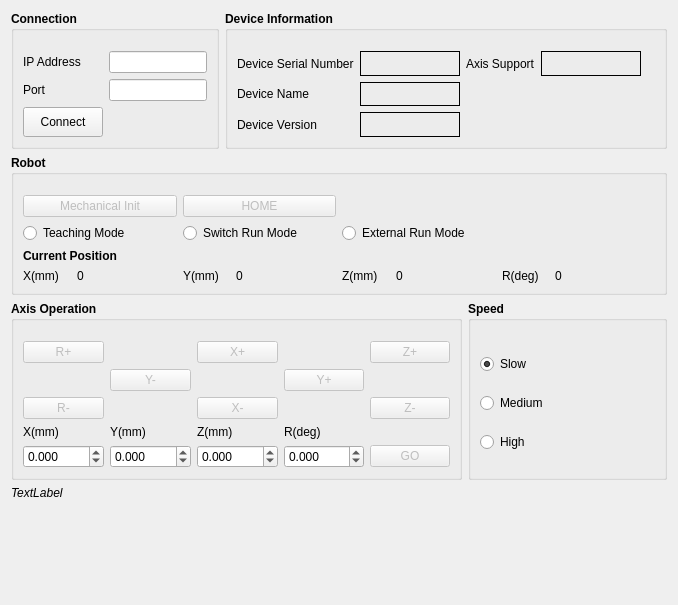
This is MetaCommLib/janome/src/JanomeControlForm.ui in metavisionvn/MetaCommunicationLib as Qt 5 draws it before an edit. The edited form follows.
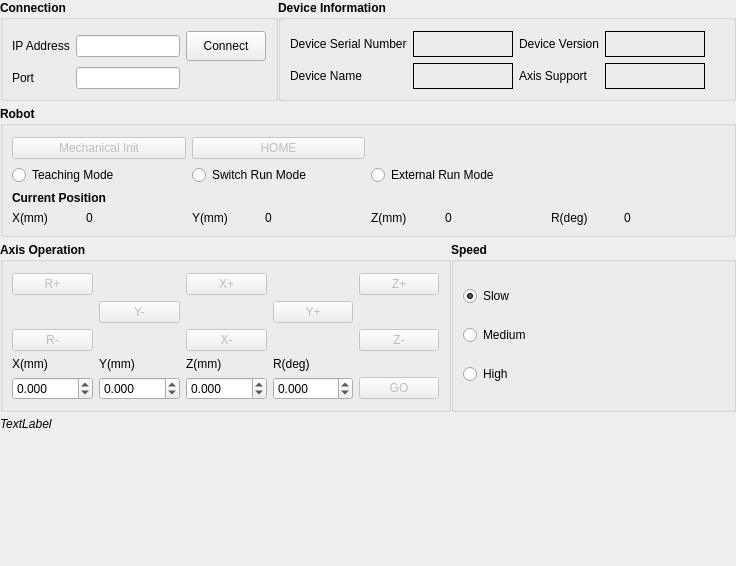
This is the edited form.

The edit to the form file:
```diff
--- a/MetaCommLib/janome/src/JanomeControlForm.ui
+++ b/MetaCommLib/janome/src/JanomeControlForm.ui
@@ -6,14 +6,32 @@
    <rect>
     <x>0</x>
     <y>0</y>
-    <width>678</width>
-    <height>605</height>
+    <width>736</width>
+    <height>566</height>
    </rect>
   </property>
   <property name="windowTitle">
    <string>Form</string>
   </property>
   <layout class="QGridLayout" name="gridLayout_6">
+   <property name="leftMargin">
+    <number>0</number>
+   </property>
+   <property name="topMargin">
+    <number>0</number>
+   </property>
+   <property name="rightMargin">
+    <number>0</number>
+   </property>
+   <property name="bottomMargin">
+    <number>0</number>
+   </property>
+   <property name="horizontalSpacing">
+    <number>7</number>
+   </property>
+   <property name="verticalSpacing">
+    <number>5</number>
+   </property>
    <item row="2" column="0">
     <layout class="QHBoxLayout" name="horizontalLayout_2">
      <item>
@@ -29,7 +47,7 @@
        </property>
        <layout class="QGridLayout" name="gridLayout_4">
         <property name="topMargin">
-         <number>20</number>
+         <number>11</number>
         </property>
         <item row="0" column="0">
          <widget class="QPushButton" name="ctrlBtnRAdd">
@@ -346,7 +364,7 @@
        </property>
        <layout class="QGridLayout" name="gridLayout_5">
         <property name="topMargin">
-         <number>20</number>
+         <number>11</number>
         </property>
         <item row="2" column="0">
          <widget class="QRadioButton" name="ctrlRadioSpeedHigh">
@@ -444,7 +462,7 @@
        </property>
        <layout class="QGridLayout" name="gridLayout_2">
         <property name="topMargin">
-         <number>20</number>
+         <number>11</number>
         </property>
         <item row="1" column="0">
          <widget class="QLabel" name="label_12">
@@ -478,7 +496,7 @@
         <item row="1" column="1">
          <widget class="QLineEdit" name="ctrlLineEditPort"/>
         </item>
-        <item row="2" column="0">
+        <item row="0" column="2">
          <widget class="QPushButton" name="connectBtn">
           <property name="minimumSize">
            <size>
@@ -513,10 +531,10 @@
        </property>
        <layout class="QGridLayout" name="gridLayout">
         <property name="topMargin">
-         <number>20</number>
+         <number>11</number>
         </property>
-        <item row="0" column="2">
-         <widget class="QLabel" name="label_3">
+        <item row="0" column="0">
+         <widget class="QLabel" name="label_9">
           <property name="font">
            <font>
             <weight>50</weight>
@@ -524,44 +542,12 @@
            </font>
           </property>
           <property name="text">
-           <string>Axis Support</string>
-          </property>
-         </widget>
-        </item>
-        <item row="2" column="0">
-         <widget class="QLabel" name="label_11">
-          <property name="font">
-           <font>
-            <weight>50</weight>
-            <bold>false</bold>
-           </font>
-          </property>
-          <property name="text">
-           <string>Device Version</string>
-          </property>
-         </widget>
-        </item>
-        <item row="2" column="1">
-         <widget class="QLabel" name="DeviceInfoLabel">
-          <property name="minimumSize">
-           <size>
-            <width>100</width>
-            <height>0</height>
-           </size>
-          </property>
-          <property name="frameShape">
-           <enum>QFrame::Panel</enum>
-          </property>
-          <property name="frameShadow">
-           <enum>QFrame::Plain</enum>
-          </property>
-          <property name="text">
-           <string/>
+           <string>Device Serial Number</string>
           </property>
          </widget>
         </item>
         <item row="0" column="4">
-         <spacer name="horizontalSpacer_2">
+         <spacer name="horizontalSpacer_3">
           <property name="orientation">
            <enum>Qt::Horizontal</enum>
           </property>
@@ -586,19 +572,6 @@
           </property>
          </widget>
         </item>
-        <item row="0" column="0">
-         <widget class="QLabel" name="label_9">
-          <property name="font">
-           <font>
-            <weight>50</weight>
-            <bold>false</bold>
-           </font>
-          </property>
-          <property name="text">
-           <string>Device Serial Number</string>
-          </property>
-         </widget>
-        </item>
         <item row="0" column="1">
          <widget class="QLabel" name="deviceSNLabel">
           <property name="minimumSize">
@@ -615,6 +588,25 @@
           </property>
          </widget>
         </item>
+        <item row="0" column="3">
+         <widget class="QLabel" name="DeviceInfoLabel">
+          <property name="minimumSize">
+           <size>
+            <width>100</width>
+            <height>0</height>
+           </size>
+          </property>
+          <property name="frameShape">
+           <enum>QFrame::Panel</enum>
+          </property>
+          <property name="frameShadow">
+           <enum>QFrame::Plain</enum>
+          </property>
+          <property name="text">
+           <string/>
+          </property>
+         </widget>
+        </item>
         <item row="1" column="1">
          <widget class="QLabel" name="DeviceNameLabel">
           <property name="minimumSize">
@@ -634,7 +626,33 @@
           </property>
          </widget>
         </item>
-        <item row="0" column="3">
+        <item row="1" column="2">
+         <widget class="QLabel" name="label_3">
+          <property name="font">
+           <font>
+            <weight>50</weight>
+            <bold>false</bold>
+           </font>
+          </property>
+          <property name="text">
+           <string>Axis Support</string>
+          </property>
+         </widget>
+        </item>
+        <item row="0" column="2">
+         <widget class="QLabel" name="label_11">
+          <property name="font">
+           <font>
+            <weight>50</weight>
+            <bold>false</bold>
+           </font>
+          </property>
+          <property name="text">
+           <string>Device Version</string>
+          </property>
+         </widget>
+        </item>
+        <item row="1" column="3">
          <widget class="QLabel" name="AxisInfoLabel">
           <property name="minimumSize">
            <size>
@@ -671,7 +689,7 @@
      </property>
      <layout class="QGridLayout" name="gridLayout_3">
       <property name="topMargin">
-       <number>20</number>
+       <number>11</number>
       </property>
       <item row="1" column="0">
        <widget class="QRadioButton" name="ctrlRadioBtnTeachingMode">
```
Left out of the diff: 1 changed line with no effect on the pictures.
